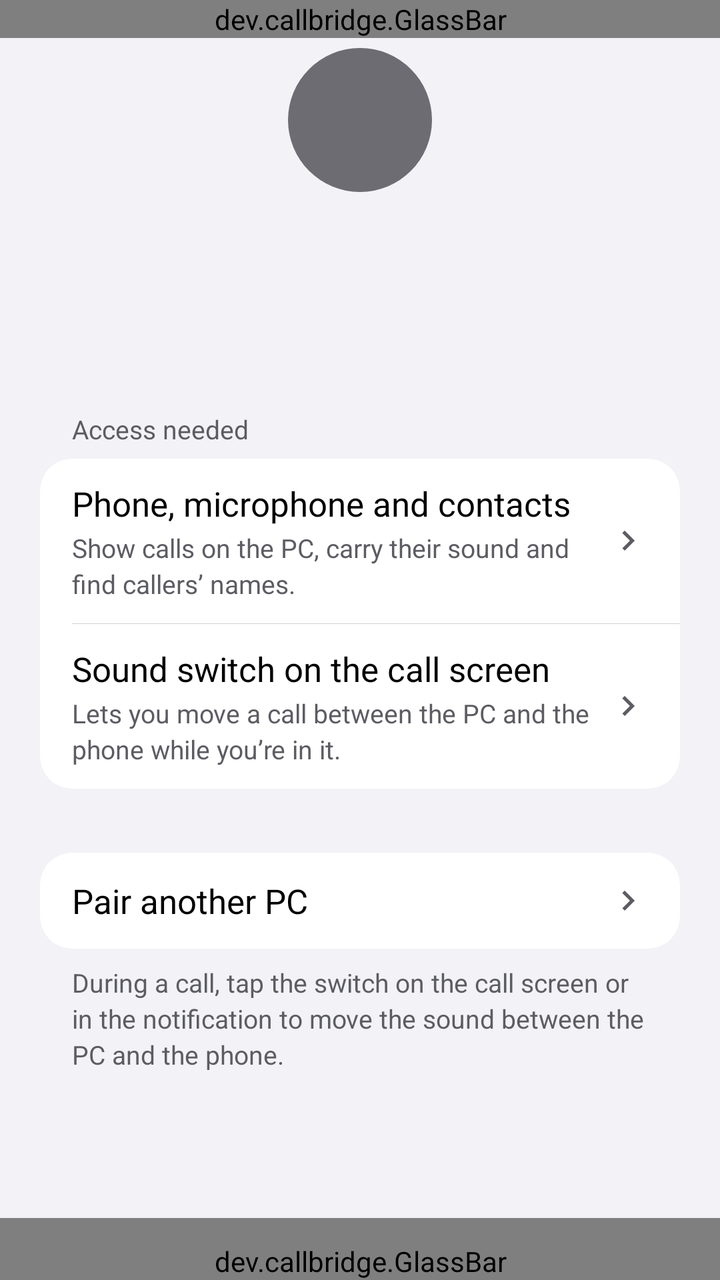
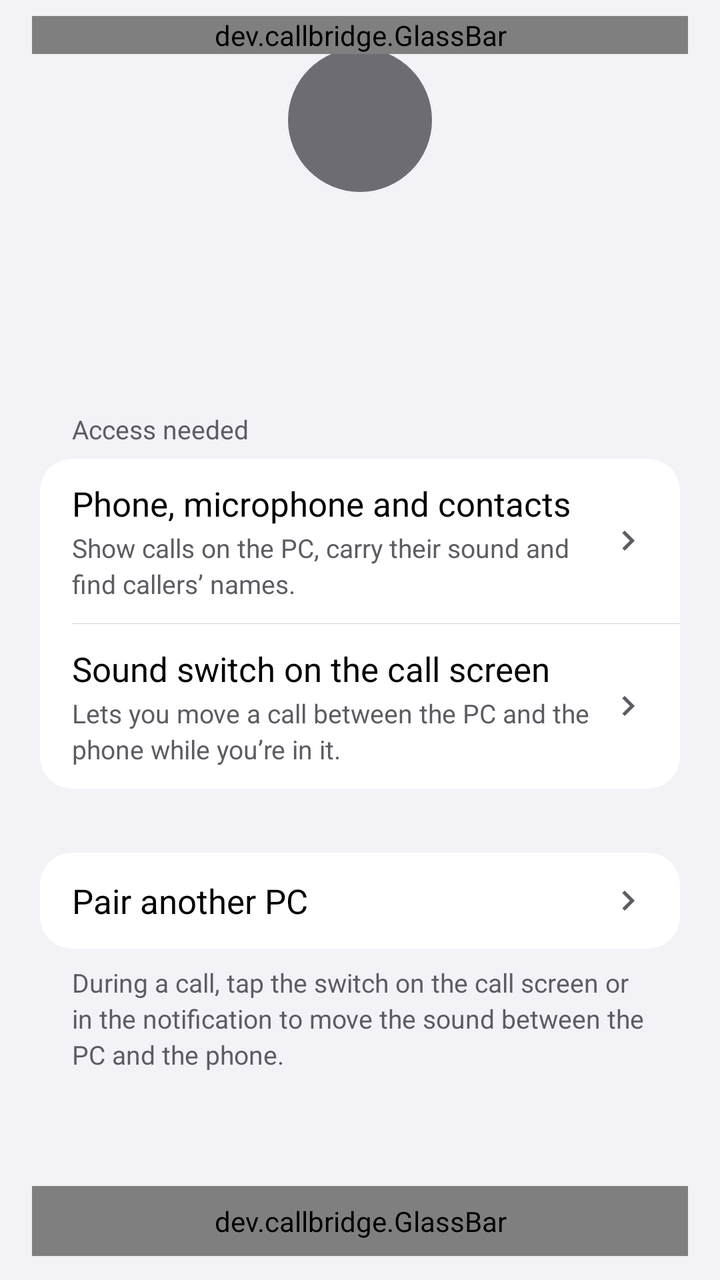

The first picture is an Android layout as it rendered before a commit; the second is the same layout after the commit. The layout source and the unified diff follow.
<!-- AndroidManifest.xml: application theme Theme.CallBridge -->
<!-- res/layout/activity_main.xml -->
<?xml version="1.0" encoding="utf-8"?>
<FrameLayout xmlns:android="http://schemas.android.com/apk/res/android"
	android:id="@+id/root"
	android:layout_width="match_parent"
	android:layout_height="match_parent"
	android:background="@color/bg_grouped">

	<ScrollView
		android:id="@+id/scroll"
		android:layout_width="match_parent"
		android:layout_height="match_parent"
		android:clipToPadding="false"
		android:fillViewport="true">

	<LinearLayout
		android:id="@+id/content"
		android:layout_width="match_parent"
		android:layout_height="wrap_content"
		android:gravity="center_horizontal"
		android:orientation="vertical"
		android:paddingHorizontal="20dp">

		<FrameLayout
			android:id="@+id/status_badge"
			android:layout_width="72dp"
			android:layout_height="72dp"
			android:layout_marginTop="24dp"
			android:background="@drawable/bg_circle">

			<ImageView
				android:id="@+id/status_icon"
				android:layout_width="40dp"
				android:layout_height="40dp"
				android:layout_gravity="center"
				android:importantForAccessibility="no"
				android:tint="@color/on_fill" />
		</FrameLayout>

		<TextView
			android:id="@+id/title"
			style="@style/Text.Title"
			android:layout_width="match_parent"
			android:layout_height="wrap_content"
			android:layout_marginTop="16dp"
			android:accessibilityHeading="true"
			android:accessibilityLiveRegion="polite"
			android:gravity="center" />

		<TextView
			android:id="@+id/detail"
			style="@style/Text.Subhead"
			android:layout_width="match_parent"
			android:layout_height="wrap_content"
			android:layout_marginTop="4dp"
			android:gravity="center" />

		<TextView
			android:id="@+id/access_header"
			style="@style/Text.Footnote"
			android:layout_width="match_parent"
			android:layout_height="wrap_content"
			android:layout_marginTop="32dp"
			android:layout_marginBottom="6dp"
			android:accessibilityHeading="true"
			android:paddingHorizontal="16dp"
			android:text="@string/access_header" />

		<LinearLayout
			android:id="@+id/access_section"
			style="@style/Section">

			<LinearLayout
				android:id="@+id/access_phone"
				style="@style/Row">

				<LinearLayout
					android:layout_width="0dp"
					android:layout_height="wrap_content"
					android:layout_weight="1"
					android:orientation="vertical">

					<TextView
						style="@style/Text.Body"
						android:layout_width="match_parent"
						android:layout_height="wrap_content"
						android:text="@string/access_phone" />

					<TextView
						style="@style/Text.Footnote"
						android:layout_width="match_parent"
						android:layout_height="wrap_content"
						android:layout_marginTop="2dp"
						android:text="@string/access_phone_detail" />
				</LinearLayout>

				<ImageView style="@style/Chevron" />
			</LinearLayout>

			<View
				android:id="@+id/access_divider"
				android:layout_width="match_parent"
				android:layout_height="1px"
				android:layout_marginStart="16dp"
				android:background="@color/separator" />

			<LinearLayout
				android:id="@+id/access_overlay"
				style="@style/Row">

				<LinearLayout
					android:layout_width="0dp"
					android:layout_height="wrap_content"
					android:layout_weight="1"
					android:orientation="vertical">

					<TextView
						style="@style/Text.Body"
						android:layout_width="match_parent"
						android:layout_height="wrap_content"
						android:text="@string/access_overlay" />

					<TextView
						style="@style/Text.Footnote"
						android:layout_width="match_parent"
						android:layout_height="wrap_content"
						android:layout_marginTop="2dp"
						android:text="@string/access_overlay_detail" />
				</LinearLayout>

				<ImageView style="@style/Chevron" />
			</LinearLayout>
		</LinearLayout>

		<LinearLayout
			android:id="@+id/pair_section"
			style="@style/Section"
			android:layout_marginTop="32dp">

			<LinearLayout
				android:id="@+id/pair_other"
				style="@style/Row">

				<TextView
					style="@style/Text.Body"
					android:layout_width="0dp"
					android:layout_height="wrap_content"
					android:layout_weight="1"
					android:text="@string/pair_other" />

				<ImageView style="@style/Chevron" />
			</LinearLayout>
		</LinearLayout>

		<TextView
			android:id="@+id/footer"
			style="@style/Text.Footnote"
			android:layout_width="match_parent"
			android:layout_height="wrap_content"
			android:layout_marginTop="8dp"
			android:paddingHorizontal="16dp"
			android:text="@string/footer_modes" />
	</LinearLayout>
	</ScrollView>

	<dev.callbridge.GlassBar
		android:id="@+id/header"
		android:layout_width="match_parent"
		android:layout_height="wrap_content"
		android:layout_gravity="top">

		<TextView
			android:id="@+id/header_title"
			android:layout_width="match_parent"
			android:layout_height="44dp"
			android:accessibilityHeading="true"
			android:fontFamily="sans-serif-medium"
			android:gravity="center"
			android:text="@string/app_name"
			android:textColor="@color/label"
			android:textSize="17sp" />
	</dev.callbridge.GlassBar>

	<dev.callbridge.GlassBar
		android:id="@+id/bottom_bar"
		android:layout_width="match_parent"
		android:layout_height="wrap_content"
		android:layout_gravity="bottom"
		android:paddingHorizontal="20dp"
		android:paddingTop="12dp">

		<Button
			android:id="@+id/primary"
			style="@style/Button.Capsule" />
	</dev.callbridge.GlassBar>
</FrameLayout>
<!-- resources referenced by this layout -->
<resources>
  <color name="bg_grouped">#F2F2F7</color>
  <color name="label">#000000</color>
  <color name="on_fill">#FFFFFF</color>
  <color name="separator">#D1D1D6</color>
  <!-- drawable bg_circle (drawable) -->
  <?xml version="1.0" encoding="utf-8"?>
  <shape xmlns:android="http://schemas.android.com/apk/res/android" android:shape="oval">
  	<solid android:color="@color/gray" />
  </shape>
  <string name="access_header">Access needed</string>
  <string name="access_overlay">Sound switch on the call screen</string>
  <string name="access_overlay_detail">Lets you move a call between the PC and the phone while you’re in it.</string>
  <string name="access_phone">Phone, microphone and contacts</string>
  <string name="access_phone_detail">Show calls on the PC, carry their sound and find callers’ names.</string>
  <string name="app_name">CallBridge</string>
  <string name="footer_modes">During a call, tap the switch on the call screen or in the notification to move the sound between the PC and the phone.</string>
  <string name="pair_other">Pair another PC</string>
  <style name="Chevron" parent="">
  		<item name="android:layout_width">20dp</item>
  		<item name="android:layout_height">20dp</item>
  		<item name="android:layout_marginStart">8dp</item>
  		<item name="android:importantForAccessibility">no</item>
  		<item name="android:src">@drawable/ic_chevron</item>
  		<item name="android:tint">@color/label_secondary</item>
  	</style>
  <style name="Section" parent="">
  		<item name="android:layout_width">match_parent</item>
  		<item name="android:layout_height">wrap_content</item>
  		<item name="android:background">@drawable/bg_section</item>
  		<item name="android:clipToOutline">true</item>
  		<item name="android:orientation">vertical</item>
  	</style>
  <style name="Text.Body" parent="">
  		<item name="android:textColor">@color/label</item>
  		<item name="android:textSize">17sp</item>
  		<item name="android:lineHeight">22sp</item>
  	</style>
  <style name="Text.Footnote" parent="">
  		<item name="android:textColor">@color/label_secondary</item>
  		<item name="android:textSize">13sp</item>
  		<item name="android:lineHeight">18sp</item>
  	</style>
  <style name="Text.Subhead" parent="">
  		<item name="android:textColor">@color/label_secondary</item>
  		<item name="android:textSize">15sp</item>
  		<item name="android:lineHeight">20sp</item>
  	</style>
  <style name="Text.Title" parent="">
  		<item name="android:textColor">@color/label</item>
  		<item name="android:textSize">28sp</item>
  		<item name="android:lineHeight">34sp</item>
  		<item name="android:textStyle">bold</item>
  	</style>
  <color name="gray">#6C6C72</color>
  <!-- drawable ic_chevron (drawable) -->
  <?xml version="1.0" encoding="utf-8"?>
  <vector xmlns:android="http://schemas.android.com/apk/res/android"
  	android:width="24dp"
  	android:height="24dp"
  	android:autoMirrored="true"
  	android:tint="@color/label"
  	android:viewportWidth="24"
  	android:viewportHeight="24">
  	<path
  		android:fillColor="#FFFFFF"
  		android:pathData="M10,6L8.59,7.41 13.17,12l-4.58,4.59L10,18l6,-6z" />
  </vector>
  <color name="label_secondary">#5C5C63</color>
  <!-- drawable bg_row (drawable) -->
  <?xml version="1.0" encoding="utf-8"?>
  <ripple xmlns:android="http://schemas.android.com/apk/res/android" android:color="@color/ripple">
  	<item android:id="@android:id/mask">
  		<shape android:shape="rectangle">
  			<solid android:color="#FFFFFF" />
  		</shape>
  	</item>
  </ripple>
  <!-- drawable bg_section (drawable) -->
  <?xml version="1.0" encoding="utf-8"?>
  <shape xmlns:android="http://schemas.android.com/apk/res/android" android:shape="rectangle">
  	<solid android:color="@color/surface" />
  	<corners android:radius="16dp" />
  </shape>
  <color name="accent">#1E6EF4</color>
  <color name="ripple">#1F000000</color>
  <color name="surface">#FFFFFF</color>
  <!-- unchanged entries left out for length: 3 -->
</resources>

<!-- the commit's change to res/layout/activity_main.xml (unified diff, before → after) -->
@@ -166,7 +166,9 @@
 		android:id="@+id/header"
 		android:layout_width="match_parent"
 		android:layout_height="wrap_content"
-		android:layout_gravity="top">
+		android:layout_gravity="top"
+		android:layout_marginHorizontal="16dp"
+		android:layout_marginTop="8dp">
 
 		<TextView
 			android:id="@+id/header_title"
@@ -185,8 +187,9 @@
 		android:layout_width="match_parent"
 		android:layout_height="wrap_content"
 		android:layout_gravity="bottom"
-		android:paddingHorizontal="20dp"
-		android:paddingTop="12dp">
+		android:layout_marginHorizontal="16dp"
+		android:layout_marginBottom="12dp"
+		android:padding="8dp">
 
 		<Button
 			android:id="@+id/primary"
